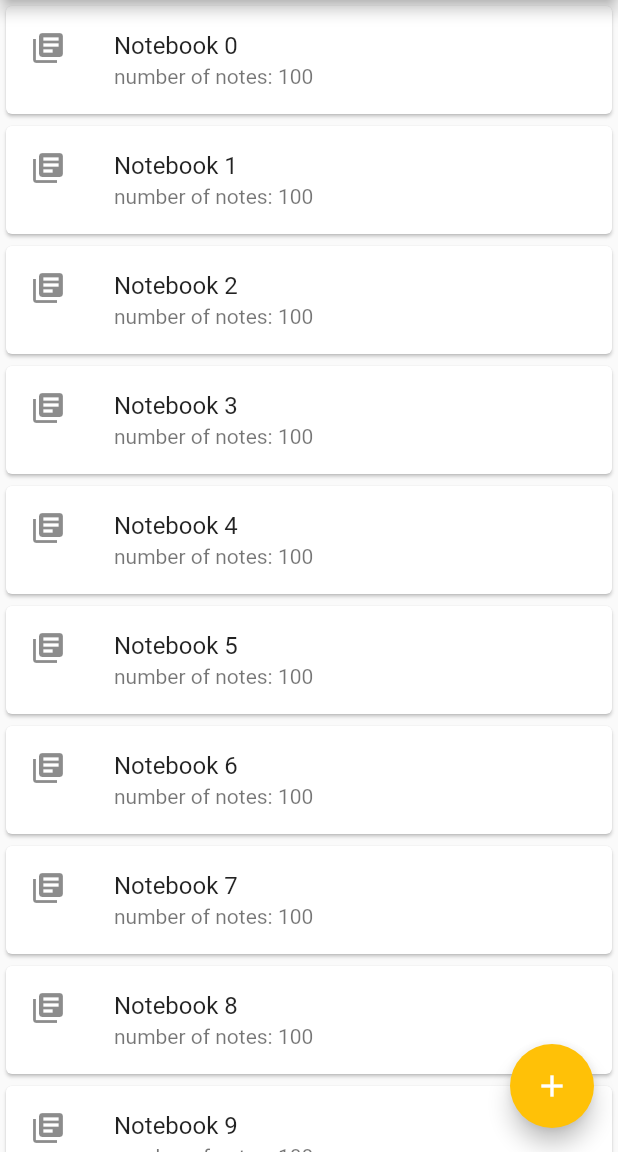
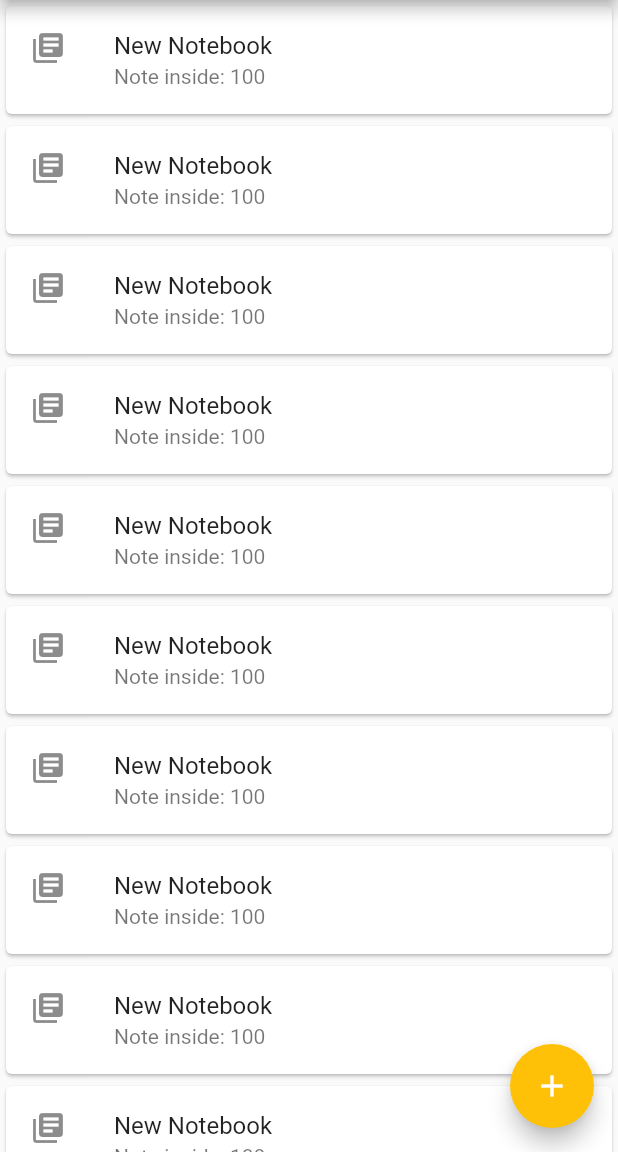
Before and after one commit to hadrign/practica_Flutter, a Flutter app: the screen it shows after launch, on a phone screen of 412 x 824 dp, the part 84-1236 px from its top. Run offline on Flutter 3.47's test engine with Material 2 defaults, Android fonts, the phone set to English and light mode, and no system bars.

```diff
--- a/lib/domain/notebooks.dart
+++ b/lib/domain/notebooks.dart
@@ -38,6 +38,10 @@ class Notebooks with ChangeNotifier {
     notifyListeners();
   }
 
+  Notebook getNotebook(int index) {
+    return _notebooks.elementAt(index);
+  }
+
   @override
   String toString() {
     return "<$runtimeType: $length notebooks";
--- a/lib/main.dart
+++ b/lib/main.dart
@@ -1,13 +1,11 @@
-import 'package:everpobre/domain/note.dart';
 import 'package:everpobre/domain/notebook.dart';
-import 'package:everpobre/domain/notebooks.dart';
 import 'package:everpobre/scenes/notes_scene.dart';
 import 'package:everpobre/scenes/notebooks_scene.dart';
 import 'package:flutter/material.dart';
 import 'package:everpobre/text_resources.dart';
 
 final Notebook model = Notebook.testDataBuilder();
-final Notebooks modelNotebooks = Notebooks.testDataBuilder();
+//final Notebooks modelNotebooks = Notebooks.testDataBuilder();
 
 void main() {
   runApp(TreeBuilder());
@@ -19,22 +17,16 @@ class TreeBuilder extends StatelessWidget {
     // TODO: implement build
     return MaterialApp(
       theme: ThemeData.light().copyWith(
-        primaryColor: Color(0xFF388E3C),
-        accentColor: Color(0xFFFFC107),
+        primaryColor: const Color(0xFF388E3C),
+        accentColor: const Color(0xFFFFC107),
       ),
       title: TextResources.appName,
-      home: Scaffold(
-        appBar: AppBar(
-          title: Text(TextResources.appName),
-        ),
-        body: NotebooksListView(modelNotebooks), //NotesListView(model)
-        floatingActionButton: FloatingActionButton(
-          onPressed: () {
-            model.add(Note("Una Nueva Nota"));
-          },
-          child: const Icon(Icons.add),
-        ),
-      ),
+      routes: {
+        NotebooksWidget.routeName: (context) => NotebooksWidget(),
+        NotebookDetailWidget.routeName: (context) => NotebookDetailWidget(),
+        NoteDetailWidget.routeName: (context) => NoteDetailWidget(),
+      },
+      initialRoute: NotebooksWidget.routeName,
     );
   }
 }
--- a/lib/scenes/notebooks_scene.dart
+++ b/lib/scenes/notebooks_scene.dart
@@ -1,6 +1,9 @@
+import 'package:everpobre/scenes/notes_scene.dart';
 import 'package:flutter/material.dart';
 import 'package:everpobre/domain/notebooks.dart';
-import 'package:intl/intl.dart';
+import 'dart:math';
+import 'package:everpobre/text_resources.dart';
+import 'package:everpobre/domain/notebook.dart';
 
 class NotebooksListView extends StatefulWidget {
   final Notebooks _model;
@@ -33,7 +36,12 @@ class _NotebooksListViewState extends State<NotebooksListView> {
     return ListView.builder(
       itemCount: widget._model.length,
       itemBuilder: (context, index) {
-        return NotebookSliver(widget._model, index);
+        return InkWell(
+            onTap: () {
+              Navigator.pushNamed(context, NotebookDetailWidget.routeName,
+                  arguments: widget._model[index]);
+            },
+            child: NotebookSliver(widget._model, index));
       },
     );
   }
@@ -72,11 +80,33 @@ class _NotebookSliverState extends State<NotebookSliver> {
       child: Card(
         child: ListTile(
           leading: const Icon(Icons.library_books),
-          title: Text("Notebook ${widget.index}"),
+          title: Text("New Notebook"),
           subtitle:
-              Text("number of notes: ${widget.notebooks[widget.index].length}"),
+              Text("Note inside: ${widget.notebooks[widget.index].length}"),
         ),
       ),
     );
   }
 }
+
+final Notebooks modelNotebooks = Notebooks.testDataBuilder();
+
+class NotebooksWidget extends StatelessWidget {
+  static const routeName = "/";
+
+  @override
+  Widget build(BuildContext context) {
+    return Scaffold(
+      appBar: AppBar(
+        title: Text(TextResources.appName),
+      ),
+      body: NotebooksListView(modelNotebooks), //NotesListView(model)
+      floatingActionButton: FloatingActionButton(
+        onPressed: () {
+          modelNotebooks.add(Notebook.testDataBuilder());
+        },
+        child: const Icon(Icons.add),
+      ),
+    );
+  }
+}
```
Also changed, not shown: lib/scenes/notes_scene.dart (+72 -2 lines).
